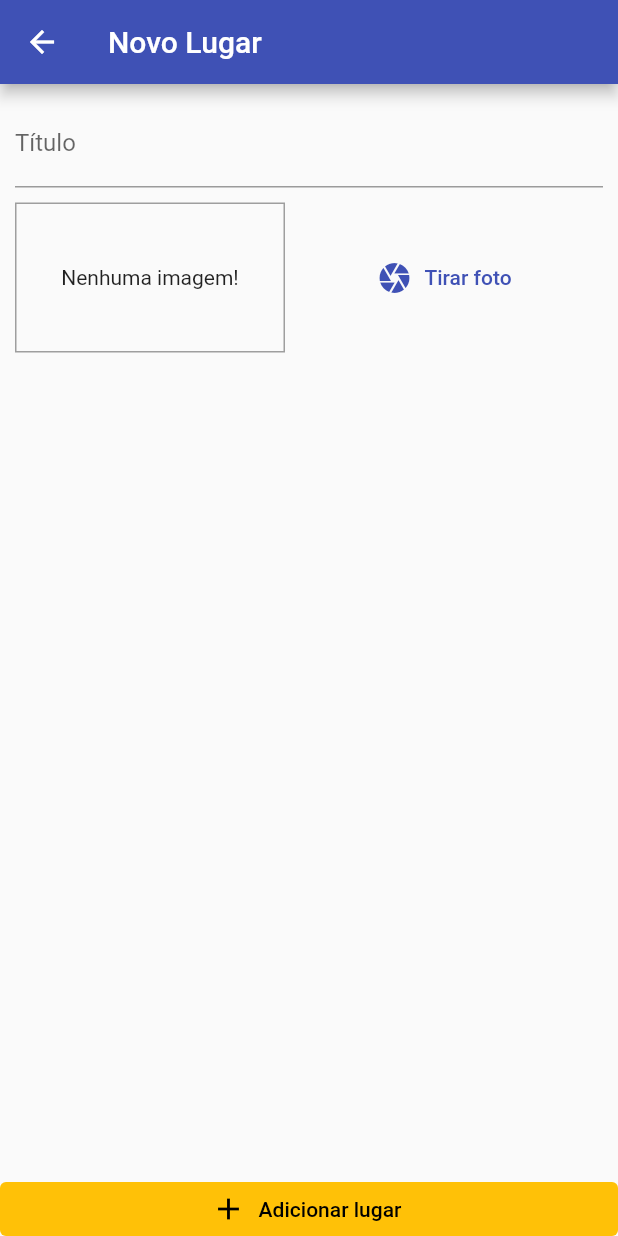
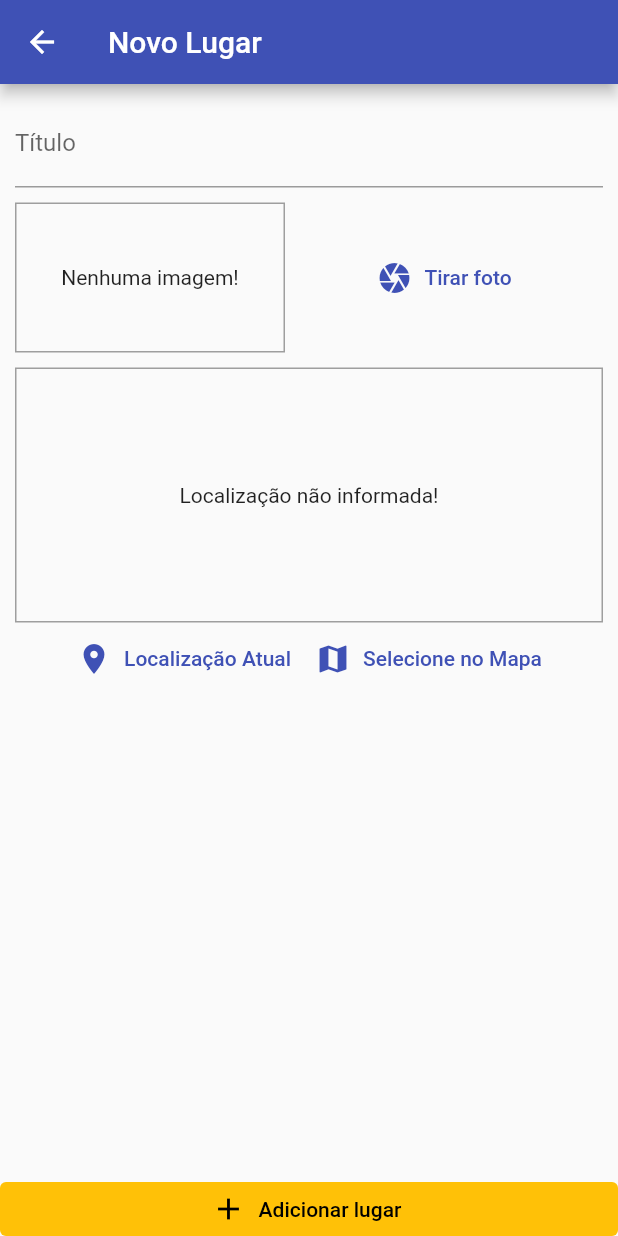
Before and after one commit to oscarbfs/GreatPlaces, a Flutter app: the PlaceFormScreen screen opened by its route, on a phone screen of 412 x 824 dp. Run offline on Flutter 3.47's test engine with Material 2 defaults, Android fonts, the phone set to English and light mode, and no system bars; our stand-ins replace image_picker, sqflite; accounts and stored records are empty.

Commit message:
Componente LocationInput

```diff
--- a/lib/screens/place_form_screen.dart
+++ b/lib/screens/place_form_screen.dart
@@ -3,6 +3,7 @@ import 'dart:io';
 import 'package:flutter/material.dart';
 import 'package:great_places/providers/great_places.dart';
 import 'package:great_places/widgets/image_input.dart';
+import 'package:great_places/widgets/location_input.dart';
 import 'package:provider/provider.dart';
 
 class PlaceFormScreen extends StatefulWidget {
@@ -55,6 +56,8 @@ class _PlaceFormScreenState extends State<PlaceFormScreen> {
                     ),
                     const SizedBox(height: 10),
                     ImageInput(_selectImage),
+                    const SizedBox(height: 10),
+                    LocationInput(),
                   ],
                 ),
               ),
--- /dev/null
+++ b/lib/widgets/location_input.dart
@@ -0,0 +1,59 @@
+import 'package:flutter/material.dart';
+
+class LocationInput extends StatefulWidget {
+  const LocationInput({Key? key}) : super(key: key);
+
+  @override
+  _LocationInputState createState() => _LocationInputState();
+}
+
+class _LocationInputState extends State<LocationInput> {
+  String? _previewImageUrl;
+
+  @override
+  Widget build(BuildContext context) {
+    return Column(
+      children: <Widget>[
+        Container(
+          height: 170,
+          width: double.infinity,
+          alignment: Alignment.center,
+          decoration: BoxDecoration(
+            border: Border.all(
+              width: 1,
+              color: Colors.grey,
+            ),
+          ),
+          child: _previewImageUrl == null
+              ? const Text('Localização não informada!')
+              : Image.network(
+                  _previewImageUrl!,
+                  fit: BoxFit.cover,
+                  width: double.infinity,
+                ),
+        ),
+        Row(
+          mainAxisAlignment: MainAxisAlignment.center,
+          children: <Widget>[
+            TextButton.icon(
+              icon: const Icon(Icons.location_on),
+              label: const Text('Localização Atual'),
+              style: TextButton.styleFrom(
+                primary: Theme.of(context).primaryColor,
+              ),
+              onPressed: () {},
+            ),
+            TextButton.icon(
+              icon: const Icon(Icons.map),
+              label: const Text('Selecione no Mapa'),
+              style: TextButton.styleFrom(
+                primary: Theme.of(context).primaryColor,
+              ),
+              onPressed: () {},
+            ),
+          ],
+        )
+      ],
+    );
+  }
+}
--- a/pubspec.yaml
+++ b/pubspec.yaml
@@ -34,6 +34,7 @@ dependencies:
   path_provider: ^2.0.8
   path: ^1.8.0
   sqflite: ^2.0.2
+  location: ^4.3.0
 
   # The following adds the Cupertino Icons font to your application.
   # Use with the CupertinoIcons class for iOS style icons.
```
Also changed, not shown: pubspec.lock, 1 other file.
